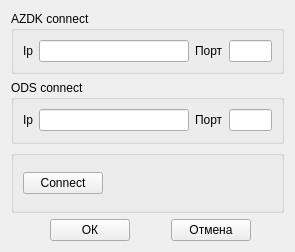
RockHero666/AZDK_ODS_Test, file ui/Connector.ui: the form before one commit.
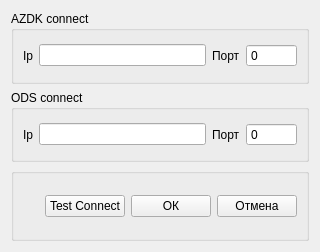
The form after the commit.

```diff
--- a/ui/Connector.ui
+++ b/ui/Connector.ui
@@ -14,42 +14,6 @@
    <string>Form</string>
   </property>
   <layout class="QGridLayout" name="gridLayout_4">
-   <item row="0" column="0" colspan="6">
-    <widget class="QGroupBox" name="groupBox">
-     <property name="title">
-      <string>AZDK connect</string>
-     </property>
-     <layout class="QGridLayout" name="gridLayout">
-      <item row="0" column="0">
-       <widget class="QLabel" name="label">
-        <property name="text">
-         <string>Ip</string>
-        </property>
-       </widget>
-      </item>
-      <item row="0" column="1">
-       <widget class="QLineEdit" name="ip_azdk">
-        <property name="minimumSize">
-         <size>
-          <width>150</width>
-          <height>0</height>
-         </size>
-        </property>
-       </widget>
-      </item>
-      <item row="0" column="3">
-       <widget class="QLineEdit" name="port_azdk"/>
-      </item>
-      <item row="0" column="2">
-       <widget class="QLabel" name="label_2">
-        <property name="text">
-         <string>Порт</string>
-        </property>
-       </widget>
-      </item>
-     </layout>
-    </widget>
-   </item>
    <item row="1" column="0" colspan="6">
     <widget class="QGroupBox" name="groupBox_2">
      <property name="title">
@@ -73,9 +37,6 @@
         </property>
        </widget>
       </item>
-      <item row="0" column="3">
-       <widget class="QLineEdit" name="port_ods"/>
-      </item>
       <item row="0" column="0">
        <widget class="QLabel" name="label_5">
         <property name="text">
@@ -83,69 +44,82 @@
         </property>
        </widget>
       </item>
+      <item row="0" column="3">
+       <widget class="QSpinBox" name="port_ods">
+        <property name="buttonSymbols">
+         <enum>QAbstractSpinBox::NoButtons</enum>
+        </property>
+        <property name="maximum">
+         <number>999999</number>
+        </property>
+       </widget>
+      </item>
      </layout>
     </widget>
    </item>
-   <item row="3" column="0">
-    <spacer name="horizontalSpacer_2">
-     <property name="orientation">
-      <enum>Qt::Horizontal</enum>
+   <item row="0" column="0" colspan="6">
+    <widget class="QGroupBox" name="groupBox">
+     <property name="title">
+      <string>AZDK connect</string>
      </property>
-     <property name="sizeHint" stdset="0">
-      <size>
-       <width>31</width>
-       <height>20</height>
-      </size>
-     </property>
-    </spacer>
-   </item>
-   <item row="3" column="2">
-    <widget class="QPushButton" name="button_accept">
-     <property name="text">
-      <string>ОК</string>
-     </property>
+     <layout class="QGridLayout" name="gridLayout">
+      <item row="0" column="2">
+       <widget class="QLabel" name="label_2">
+        <property name="text">
+         <string>Порт</string>
+        </property>
+       </widget>
+      </item>
+      <item row="0" column="1">
+       <widget class="QLineEdit" name="ip_azdk">
+        <property name="minimumSize">
+         <size>
+          <width>150</width>
+          <height>0</height>
+         </size>
+        </property>
+       </widget>
+      </item>
+      <item row="0" column="0">
+       <widget class="QLabel" name="label">
+        <property name="text">
+         <string>Ip</string>
+        </property>
+       </widget>
+      </item>
+      <item row="0" column="3">
+       <widget class="QSpinBox" name="port_azdk">
+        <property name="buttonSymbols">
+         <enum>QAbstractSpinBox::NoButtons</enum>
+        </property>
+        <property name="maximum">
+         <number>999999</number>
+        </property>
+       </widget>
+      </item>
+     </layout>
     </widget>
    </item>
-   <item row="3" column="3">
-    <spacer name="horizontalSpacer">
-     <property name="orientation">
-      <enum>Qt::Horizontal</enum>
-     </property>
-     <property name="sizeHint" stdset="0">
-      <size>
-       <width>32</width>
-       <height>20</height>
-      </size>
-     </property>
-    </spacer>
-   </item>
-   <item row="3" column="4">
-    <widget class="QPushButton" name="button_close">
-     <property name="text">
-      <string>Отмена</string>
-     </property>
-    </widget>
-   </item>
-   <item row="3" column="5">
-    <spacer name="horizontalSpacer_3">
-     <property name="orientation">
-      <enum>Qt::Horizontal</enum>
-     </property>
-     <property name="sizeHint" stdset="0">
-      <size>
-       <width>31</width>
-       <height>20</height>
-      </size>
-     </property>
-    </spacer>
-   </item>
    <item row="2" column="0" colspan="6">
     <widget class="QGroupBox" name="groupBox_3">
      <property name="title">
       <string/>
      </property>
      <layout class="QGridLayout" name="gridLayout_3">
-      <item row="0" column="2">
+      <item row="0" column="4">
+       <spacer name="horizontalSpacer_4">
+        <property name="orientation">
+         <enum>Qt::Horizontal</enum>
+        </property>
+        <property name="sizeHint" stdset="0">
+         <size>
+          <width>40</width>
+          <height>20</height>
+         </size>
+        </property>
+       </spacer>
+      </item>
+      <item row="0" column="0">
        <widget class="QLabel" name="indicator">
         <property name="minimumSize">
          <size>
@@ -167,26 +141,40 @@
         </property>
        </widget>
       </item>
-      <item row="0" column="0">
+      <item row="0" column="6">
+       <widget class="QPushButton" name="button_accept">
+        <property name="text">
+         <string>ОК</string>
+        </property>
+       </widget>
+      </item>
+      <item row="0" column="7">
+       <widget class="QPushButton" name="button_close">
+        <property name="text">
+         <string>Отмена</string>
+        </property>
+       </widget>
+      </item>
+      <item row="0" column="5">
+       <spacer name="horizontalSpacer">
+        <property name="orientation">
+         <enum>Qt::Horizontal</enum>
+        </property>
+        <property name="sizeHint" stdset="0">
+         <size>
+          <width>32</width>
+          <height>20</height>
+         </size>
+        </property>
+       </spacer>
+      </item>
+      <item row="0" column="1" colspan="2">
        <widget class="QPushButton" name="connect_button">
         <property name="text">
-         <string>Connect</string>
+         <string>Test Connect</string>
         </property>
        </widget>
       </item>
-      <item row="0" column="3">
-       <spacer name="horizontalSpacer_4">
-        <property name="orientation">
-         <enum>Qt::Horizontal</enum>
-        </property>
-        <property name="sizeHint" stdset="0">
-         <size>
-          <width>40</width>
-          <height>20</height>
-         </size>
-        </property>
-       </spacer>
-      </item>
      </layout>
     </widget>
    </item>
```
